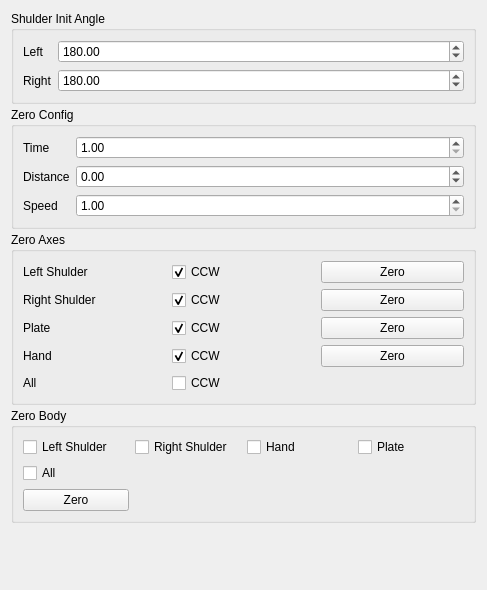
Above: source/wnd/ui/deltapref.ui from ww4u/megarobostudio before the change. Below: the same form after it.
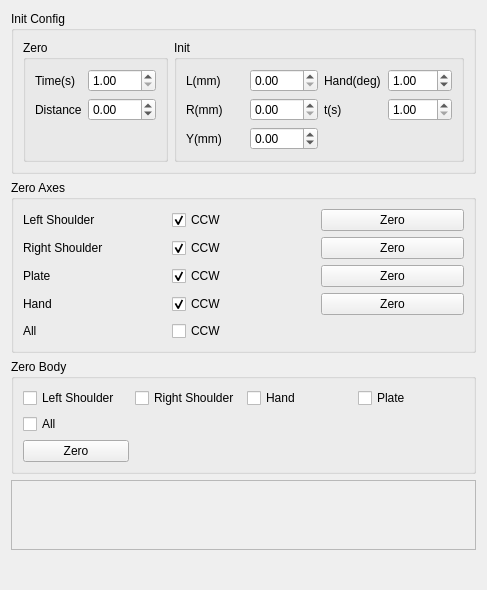
That is the form after the change. Icons and pictures are not drawn.

Diff of the .ui file:
```diff
--- a/source/wnd/ui/deltapref.ui
+++ b/source/wnd/ui/deltapref.ui
@@ -14,83 +14,49 @@
    <string>Form</string>
   </property>
   <layout class="QVBoxLayout" name="verticalLayout">
-   <property name="spacing">
-    <number>3</number>
-   </property>
-   <item>
-    <widget class="QGroupBox" name="groupBox_4">
-     <property name="enabled">
-      <bool>true</bool>
-     </property>
-     <property name="title">
-      <string>Shulder Init Angle</string>
-     </property>
-     <layout class="QFormLayout" name="formLayout_3">
-      <item row="0" column="0">
-       <widget class="QLabel" name="label_6">
-        <property name="text">
-         <string>Left </string>
-        </property>
-       </widget>
-      </item>
-      <item row="0" column="1">
-       <widget class="QDoubleSpinBox" name="spinAngleLS">
-        <property name="maximum">
-         <double>360.000000000000000</double>
-        </property>
-        <property name="value">
-         <double>180.000000000000000</double>
-        </property>
-       </widget>
-      </item>
-      <item row="1" column="0">
-       <widget class="QLabel" name="label_13">
-        <property name="text">
-         <string>Right</string>
-        </property>
-       </widget>
-      </item>
-      <item row="1" column="1">
-       <widget class="QDoubleSpinBox" name="spinAngleRS">
-        <property name="maximum">
-         <double>360.000000000000000</double>
-        </property>
-        <property name="value">
-         <double>180.000000000000000</double>
-        </property>
-       </widget>
-      </item>
-     </layout>
-    </widget>
-   </item>
    <item>
     <widget class="QGroupBox" name="groupBox_7">
      <property name="title">
-      <string>Zero Config</string>
+      <string>Init Config</string>
      </property>
      <layout class="QFormLayout" name="formLayout_2">
-      <item row="1" column="0">
+      <item row="0" column="0">
+       <widget class="QGroupBox" name="groupBox">
+        <property name="sizePolicy">
+         <sizepolicy hsizetype="Preferred" vsizetype="Preferred">
+          <horstretch>1</horstretch>
+          <verstretch>0</verstretch>
+         </sizepolicy>
+        </property>
+        <property name="title">
+         <string>Zero</string>
+        </property>
+        <layout class="QFormLayout" name="formLayout">
+         <item row="0" column="0">
        <widget class="QLabel" name="label_7">
         <property name="text">
-         <string>Time</string>
+            <string>Time(s)</string>
         </property>
        </widget>
       </item>
-      <item row="1" column="1">
+         <item row="0" column="1">
        <widget class="QDoubleSpinBox" name="spinZeroTime">
         <property name="minimum">
          <double>1.000000000000000</double>
         </property>
-       </widget>
-      </item>
-      <item row="2" column="0">
+           <property name="maximum">
+            <double>100.000000000000000</double>
+           </property>
+          </widget>
+         </item>
+         <item row="1" column="0">
        <widget class="QLabel" name="label_9">
         <property name="text">
          <string>Distance</string>
         </property>
        </widget>
       </item>
-      <item row="2" column="1">
+         <item row="1" column="1">
        <widget class="QDoubleSpinBox" name="spinZeroAngle">
         <property name="minimum">
          <double>-360.000000000000000</double>
@@ -100,21 +66,107 @@
         </property>
        </widget>
       </item>
+        </layout>
+       </widget>
+      </item>
+      <item row="0" column="1">
+       <widget class="QGroupBox" name="groupBox_5">
+        <property name="sizePolicy">
+         <sizepolicy hsizetype="Preferred" vsizetype="Preferred">
+          <horstretch>1</horstretch>
+          <verstretch>0</verstretch>
+         </sizepolicy>
+        </property>
+        <property name="title">
+         <string>Init</string>
+        </property>
+        <layout class="QGridLayout" name="gridLayout_3">
+         <item row="1" column="0">
+          <widget class="QLabel" name="label_2">
+           <property name="text">
+            <string>L(mm)</string>
+           </property>
+          </widget>
+         </item>
+         <item row="1" column="1">
+          <widget class="QDoubleSpinBox" name="spinInitL">
+           <property name="minimum">
+            <double>0.000000000000000</double>
+           </property>
+           <property name="maximum">
+            <double>360.000000000000000</double>
+           </property>
+          </widget>
+         </item>
+         <item row="4" column="0">
+          <widget class="QLabel" name="label_3">
+           <property name="text">
+            <string>Y(mm)</string>
+           </property>
+          </widget>
+         </item>
+         <item row="4" column="1">
+          <widget class="QDoubleSpinBox" name="spinInitY">
+           <property name="minimum">
+            <double>-200.000000000000000</double>
+           </property>
+           <property name="maximum">
+            <double>200.000000000000000</double>
+           </property>
+          </widget>
+         </item>
+         <item row="1" column="3">
+          <widget class="QDoubleSpinBox" name="spinInitH">
+           <property name="maximum">
+            <double>360.000000000000000</double>
+           </property>
+           <property name="value">
+            <double>1.000000000000000</double>
+           </property>
+          </widget>
+         </item>
+         <item row="1" column="2">
+          <widget class="QLabel" name="label_15">
+           <property name="text">
+            <string>Hand(deg)</string>
+           </property>
+          </widget>
+         </item>
       <item row="3" column="0">
-       <widget class="QLabel" name="label_8">
+          <widget class="QLabel" name="label_4">
         <property name="text">
-         <string>Speed</string>
+            <string>R(mm)</string>
         </property>
        </widget>
       </item>
       <item row="3" column="1">
-       <widget class="QDoubleSpinBox" name="spinZeroSpeed">
+          <widget class="QDoubleSpinBox" name="spinInitR">
+           <property name="minimum">
+            <double>0.000000000000000</double>
+           </property>
+           <property name="maximum">
+            <double>360.000000000000000</double>
+           </property>
+          </widget>
+         </item>
+         <item row="3" column="2">
+          <widget class="QLabel" name="label_16">
+           <property name="text">
+            <string>t(s)</string>
+           </property>
+          </widget>
+         </item>
+         <item row="3" column="3">
+          <widget class="QDoubleSpinBox" name="spinInitT">
         <property name="minimum">
          <double>1.000000000000000</double>
         </property>
         <property name="maximum">
-         <double>10.000000000000000</double>
-        </property>
+            <double>100.000000000000000</double>
+           </property>
+          </widget>
+         </item>
+        </layout>
        </widget>
       </item>
      </layout>
@@ -163,14 +215,14 @@
       <item row="0" column="0">
        <widget class="QLabel" name="label_5">
         <property name="text">
-         <string>Left Shulder</string>
+         <string>Left Shoulder</string>
         </property>
        </widget>
       </item>
       <item row="1" column="0">
        <widget class="QLabel" name="label_11">
         <property name="text">
-         <string>Right Shulder</string>
+         <string>Right Shoulder</string>
         </property>
        </widget>
       </item>
@@ -248,7 +300,7 @@
       <item row="0" column="0">
        <widget class="QCheckBox" name="chkLSBody">
         <property name="text">
-         <string>Left Shulder</string>
+         <string>Left Shoulder</string>
         </property>
        </widget>
       </item>
@@ -269,7 +321,7 @@
       <item row="0" column="1">
        <widget class="QCheckBox" name="chkRSBody">
         <property name="text">
-         <string>Right Shulder</string>
+         <string>Right Shoulder</string>
         </property>
        </widget>
       </item>
@@ -290,6 +342,50 @@
      </layout>
     </widget>
    </item>
+   <item>
+    <widget class="QScrollArea" name="scrollArea">
+     <property name="frameShadow">
+      <enum>QFrame::Raised</enum>
+     </property>
+     <property name="lineWidth">
+      <number>0</number>
+     </property>
+     <property name="widgetResizable">
+      <bool>true</bool>
+     </property>
+     <widget class="QWidget" name="scrollAreaWidgetContents">
+      <property name="geometry">
+       <rect>
+        <x>0</x>
+        <y>-127</y>
+        <width>450</width>
+        <height>274</height>
+       </rect>
+      </property>
+      <layout class="QVBoxLayout" name="verticalLayout_2">
+       <item>
+        <widget class="QLabel" name="label_14">
+         <property name="maximumSize">
+          <size>
+           <width>240</width>
+           <height>256</height>
+          </size>
+         </property>
+         <property name="text">
+          <string/>
+         </property>
+         <property name="pixmap">
+          <pixmap>:/res/image/joint/mrx-dt_geo.png</pixmap>
+         </property>
+         <property name="scaledContents">
+          <bool>true</bool>
+         </property>
+        </widget>
+       </item>
+      </layout>
+     </widget>
+    </widget>
+   </item>
    <item>
     <spacer name="verticalSpacer">
      <property name="orientation">
```
Left out of the diff: 6 changed lines with no effect on the pictures. Lines whose indentation alone changed are shown as unchanged.
